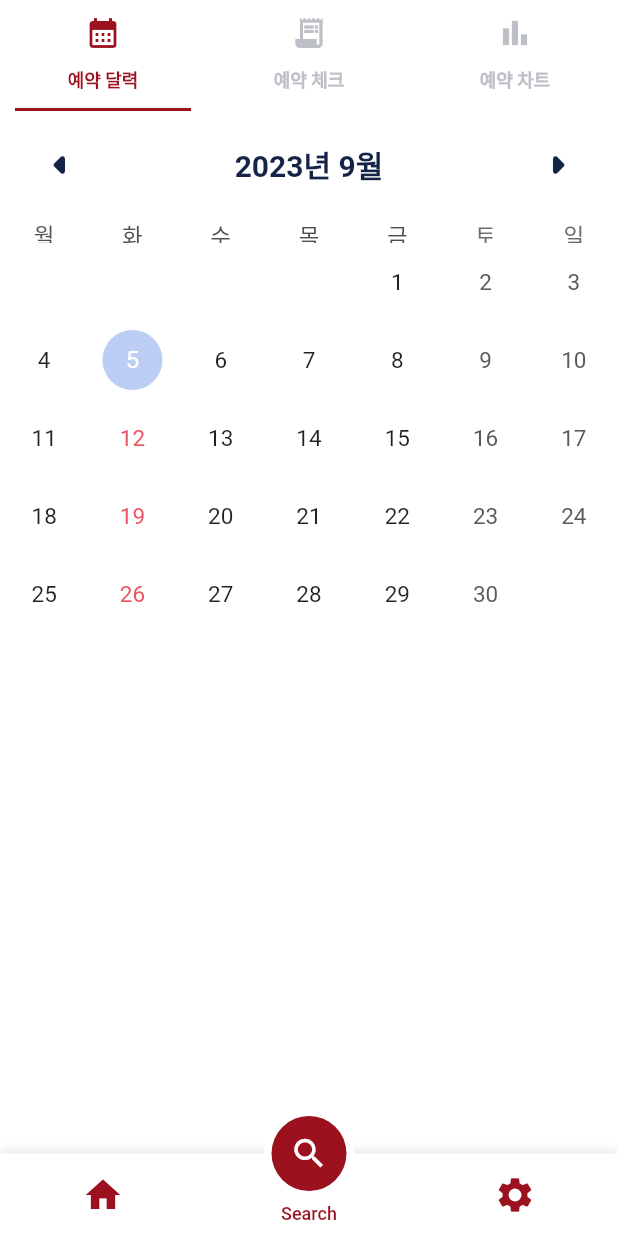
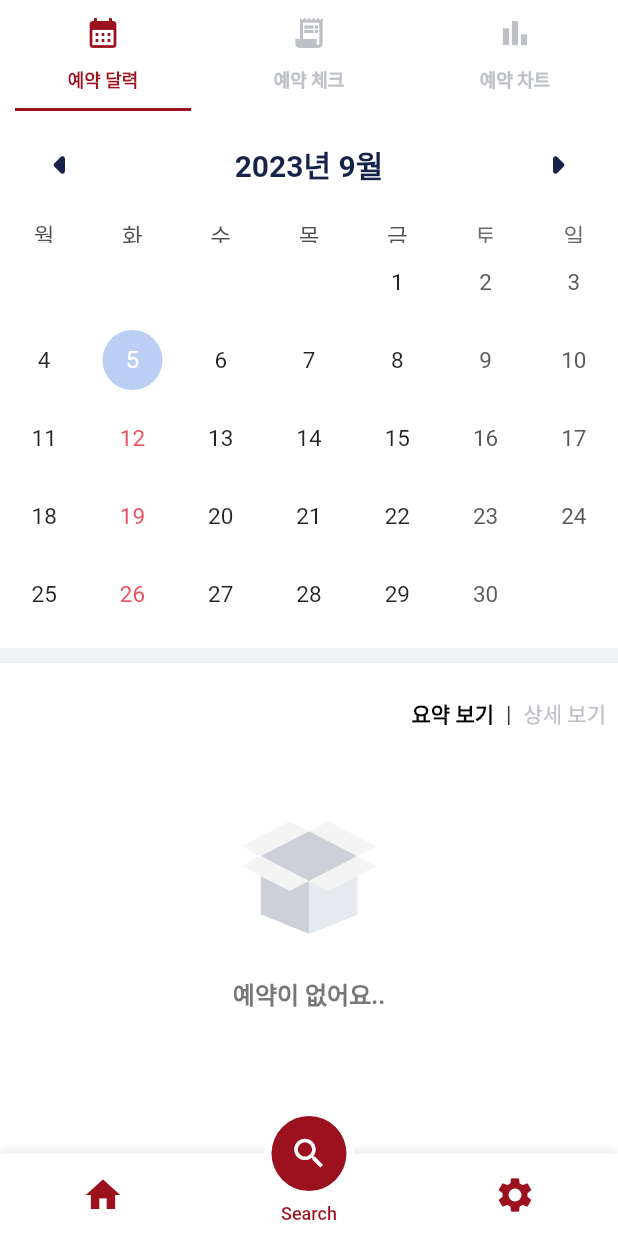
Before and after one commit to narvis2/Reservation-App, a Flutter app: the screen it shows after launch, item 2 of the bottom bar chosen, on a phone screen of 412 x 824 dp. Run offline on Flutter 3.47's test engine with Material 2 defaults, Android fonts, the phone set to English and light mode, and no system bars; drawn by our look-alikes of grouped_list, motion_tab_bar_v2, pull_to_refresh, table_calendar; our stand-ins replace animated_text_kit, animated_toggle_switch, auto_route, carousel_slider, connectivity_plus, dio and 17 more; missing offline and left inert: cupertino_tabbar, custom_pop_up_menu, expandable_bottom_sheet, flutter_naver_map, flutter_rounded_date_picker; accounts and stored records are empty; generated files the repository leaves out were written again; network calls fail.

Commit message:
🌸 Refresh Layout 적용 및 Empty Widget 적용 🌸
- Refresh Layout 적용
- 예약 List가 없는 날짜인 경우 Empty Widget 을 보여줄 수 있도록 적용

```diff
--- a/lib/presentation/views/main/tabs/search/calendar/reservation_calendar_tab_screen.dart
+++ b/lib/presentation/views/main/tabs/search/calendar/reservation_calendar_tab_screen.dart
@@ -1,12 +1,15 @@
 import 'package:flutter/material.dart';
 import 'package:flutter_bloc/flutter_bloc.dart';
 import 'package:grouped_list/grouped_list.dart';
-import 'package:reservation_app/domain/model/reservation/enum/part_time.dart';
+import 'package:lottie/lottie.dart';
+import 'package:pull_to_refresh/pull_to_refresh.dart';
 import 'package:reservation_app/domain/model/reservation/reservation_range_section_model.dart';
 import 'package:reservation_app/presentation/utils/color_constants.dart';
 import 'package:reservation_app/presentation/utils/date_time_utils.dart';
 import 'package:reservation_app/presentation/utils/dialog_utils.dart';
 import 'package:reservation_app/presentation/utils/snack_bar_utils.dart';
+import 'package:reservation_app/presentation/views/common/empty_widget.dart';
+import 'package:reservation_app/presentation/views/common/network_loading_widget.dart';
 import 'package:reservation_app/presentation/views/main/tabs/search/calendar/bloc/reservation_calendar_tab_bloc.dart';
 import 'package:reservation_app/presentation/views/main/tabs/search/calendar/utils/calendar_utils.dart';
 import 'package:reservation_app/presentation/views/reservation/utils/reservation_utils.dart';
@@ -23,12 +26,15 @@ class ReservationCalendarTabScreen extends StatefulWidget {
 class _ReservationCalendarTabScreenState
     extends State<ReservationCalendarTabScreen> {
   late final ReservationCalendarTabBloc _reservationCalendarTabBloc;
+  late final RefreshController _refreshController;
+
   ValueNotifier<List<ReservationRangeSectionModel>> _selectedEvents =
       ValueNotifier([]);
 
   CalendarFormat _calendarFormat = CalendarFormat.month;
   RangeSelectionMode _rangeSelectionMode = RangeSelectionMode.toggledOff;
   DateTime _focusedDay = DateTime.now();
+  bool _isDetailShow = false;
 
   DateTime? _selectedDay;
   DateTime? _rangeStart;
@@ -40,10 +46,18 @@ class _ReservationCalendarTabScreenState
     _reservationCalendarTabBloc = BlocProvider.of<ReservationCalendarTabBloc>(
       context,
     );
+    _refreshController = RefreshController(initialRefresh: false);
+
     _selectedDay = _focusedDay;
 
     // 데이터 호출
     _reservationCalendarTabBloc.add(ReservationCalendarTabInitDataEvent());
+  }
+
+  @override
+  void dispose() {
+    _refreshController.dispose();
+    super.dispose();
   }
 
   List<ReservationRangeSectionModel> _getEventsForDay(
@@ -121,6 +135,27 @@ class _ReservationCalendarTabScreenState
     }
   }
 
+  void _toggleIsShowDetail() {
+    setState(() {
+      _isDetailShow = !_isDetailShow;
+    });
+  }
+
+  void _onRefresh() async {
+    await Future.delayed(Duration(milliseconds: 1000));
+    setState(() {
+      _focusedDay = DateTime.now();
+      _selectedDay = _focusedDay;
+      _rangeStart = null;
+      _rangeEnd = null;
+      _calendarFormat = CalendarFormat.month;
+      _rangeSelectionMode = RangeSelectionMode.toggledOff;
+      _isDetailShow = false;
+    });
+    _reservationCalendarTabBloc.add(ReservationCalendarTabInitDataEvent());
+    _refreshController.refreshCompleted();
+  }
+
   @override
   Widget build(BuildContext context) {
     return BlocConsumer<ReservationCalendarTabBloc,
@@ -149,7 +184,24 @@ class _ReservationCalendarTabScreenState
         return previous != current;
       },
       builder: (context, state) {
-        return Column(
+        return Scaffold(
+          body: SmartRefresher(
+            controller: _refreshController,
+            onRefresh: _onRefresh,
+            enablePullDown: true,
+            enablePullUp: false,
+            header: WaterDropHeader(
+              completeDuration: Duration(milliseconds: 1000),
+              refresh: NetworkLoadingWidget(),
+              complete: Lottie.asset(
+                'assets/lottie/success_animation.json',
+                animate: true,
+                width: 100,
+                height: 100,
+                repeat: false,
+              ),
+            ),
+            child: Column(
               children: [
                 TableCalendar(
                   locale: 'ko_KR',
@@ -173,8 +225,8 @@ class _ReservationCalendarTabScreenState
                     return events;
                   },
                   calendarBuilders: CalendarBuilders(
-                markerBuilder:
-                    (context, day, List<ReservationRangeSectionModel> events) {
+                    markerBuilder: (context, day,
+                        List<ReservationRangeSectionModel> events) {
                       if (events.isEmpty) return SizedBox();
 
                       return ListView.builder(
@@ -183,13 +235,6 @@ class _ReservationCalendarTabScreenState
                         itemCount: events.length,
                         itemBuilder: (context, index) {
                           final item = events[index];
-                      final eachColor = item.partTime == PartTime.partA
-                          ? ColorsConstants.partTimeA
-                          : item.partTime == PartTime.partB
-                              ? ColorsConstants.partTimeB
-                              : item.partTime == PartTime.partC
-                                  ? ColorsConstants.partTimeC
-                                  : ColorsConstants.background;
 
                           return Container(
                             margin: const EdgeInsets.only(top: 35),
@@ -201,7 +246,9 @@ class _ReservationCalendarTabScreenState
                               // for horizontal axis
                               decoration: BoxDecoration(
                                 shape: BoxShape.circle,
-                            color: eachColor,
+                                color: ColorsConstants.getParTimeColor(
+                                  item.partTime,
+                                ),
                               ),
                               child: Center(
                                 child: Text(
@@ -335,15 +382,92 @@ class _ReservationCalendarTabScreenState
                     ),
                   ),
                 ),
-            const SizedBox(height: 10.0),
+                Container(
+                  margin: EdgeInsets.only(
+                    top: 10,
+                    bottom: 10,
+                  ),
+                  height: 10.0,
+                  color: ColorsConstants.settingDivider,
+                ),
+                Row(
+                  mainAxisAlignment: MainAxisAlignment.end,
+                  children: [
+                    TextButton(
+                      onPressed: () {
+                        if (_isDetailShow) {
+                          _toggleIsShowDetail();
+                        }
+                      },
+                      child: Text(
+                        "요약 보기",
+                        style: TextStyle(
+                          fontSize: 14,
+                          color: !_isDetailShow
+                              ? ColorsConstants.boldColor
+                              : ColorsConstants.textHint,
+                          fontWeight: !_isDetailShow
+                              ? FontWeight.bold
+                              : FontWeight.normal,
+                        ),
+                      ),
+                    ),
+                    Text(
+                      "|",
+                      style: TextStyle(color: ColorsConstants.divider),
+                    ),
+                    TextButton(
+                      onPressed: () {
+                        if (!_isDetailShow) {
+                          _toggleIsShowDetail();
+                        }
+                      },
+                      child: Text(
+                        "상세 보기",
+                        style: TextStyle(
+                          fontSize: 14,
+                          color: _isDetailShow
+                              ? ColorsConstants.boldColor
+                              : ColorsConstants.textHint,
+                          fontWeight:
+                              _isDetailShow ? FontWeight.bold : FontWeight.normal,
+                        ),
+                      ),
+                    ),
+                  ],
+                ),
                 Expanded(
-              child: ValueListenableBuilder<List<ReservationRangeSectionModel>>(
+                  child:
+                      ValueListenableBuilder<List<ReservationRangeSectionModel>>(
                     valueListenable: _selectedEvents,
                     builder: (context, value, _) {
-                  return GroupedListView<ReservationRangeSectionModel, String>(
+                      if (value.isEmpty) {
+                        return EmptyWidget(
+                          message: "예약이 없어요..",
+                        );
+                      }
+
+                      return GroupedListView<ReservationRangeSectionModel,
+                          String>(
                         elements: value,
-                    groupBy: (element) => _rangeSelectionMode == RangeSelectionMode.toggledOff ? "${ReservationUtils.partTimeToString(partTime: element.partTime.index)}" : "${DateTimeUtils.dateTimeToString(pattern: "yy-MM-dd", date: DateTime.parse(element.sectionTitle))} ${ReservationUtils.partTimeToString(partTime: element.partTime.index)}",
-                    groupSeparatorBuilder: (groupByValue) => Text(groupByValue),
+                        groupBy: (element) =>
+                            "${DateTimeUtils.dateTimeToString(pattern: "yy-MM-dd", date: DateTime.parse(element.sectionTitle))} ${ReservationUtils.partTimeToString(partTime: element.partTime.index)}",
+                        groupSeparatorBuilder: (groupByValue) => Container(
+                          margin: EdgeInsets.only(
+                            left: 15,
+                            right: 15,
+                            top: 10,
+                            bottom: 5,
+                          ),
+                          child: Text(
+                            groupByValue,
+                            style: TextStyle(
+                              color: ColorsConstants.strokeColor,
+                              fontSize: 16,
+                              fontWeight: FontWeight.bold,
+                            ),
+                          ),
+                        ),
                         indexedItemBuilder: (context, element, index) {
                           return Container(
                             margin: EdgeInsets.only(
@@ -367,6 +491,8 @@ class _ReservationCalendarTabScreenState
                   ),
                 ),
               ],
+            ),
+          ),
         );
       },
     );
```
Also changed, not shown: lib/presentation/utils/color_constants.dart (+15 -0 lines). Lines whose indentation alone changed are shown as unchanged.
